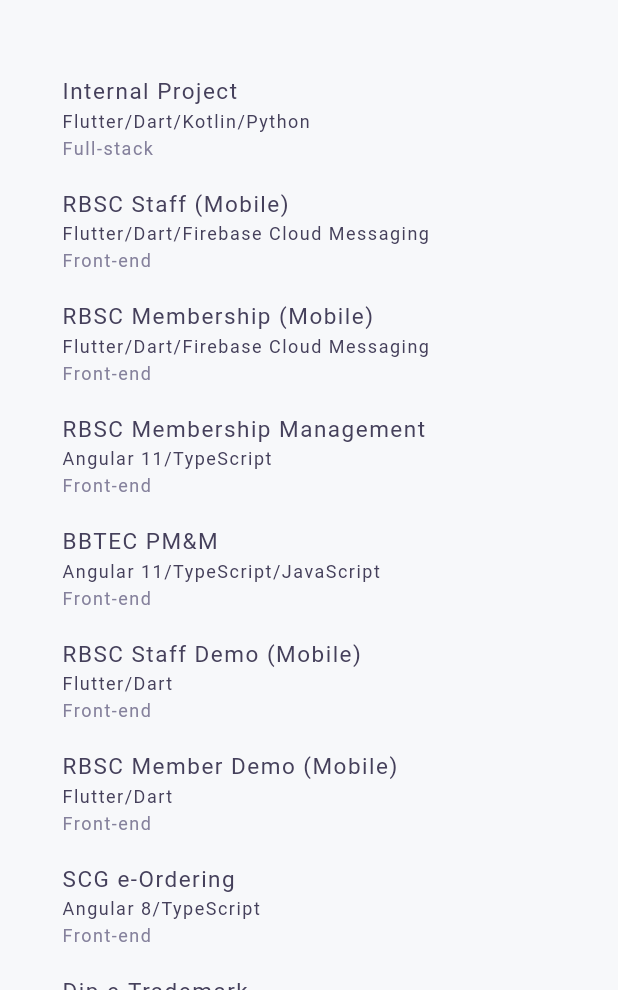
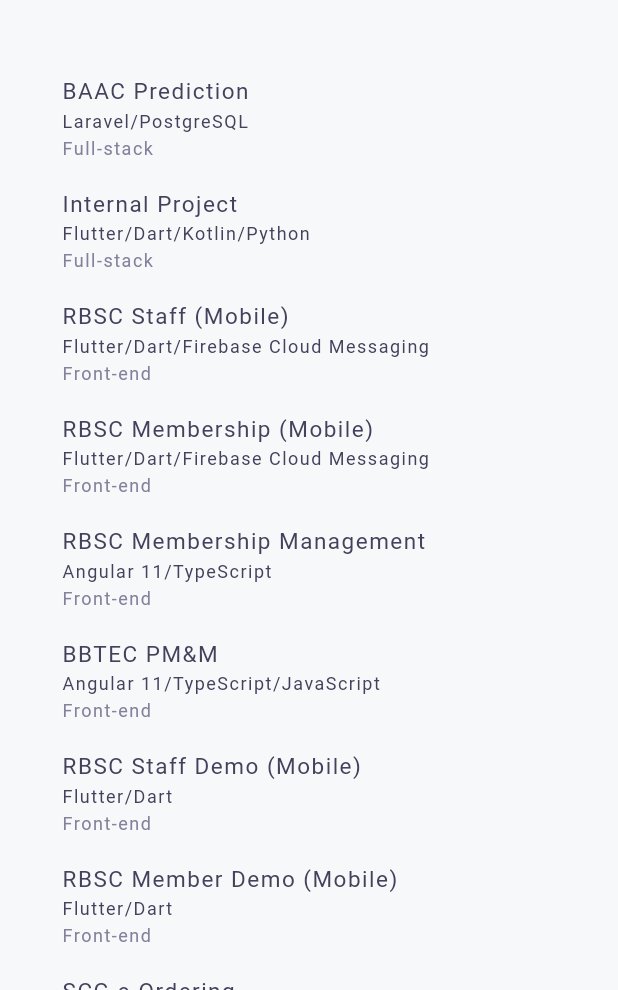
Before and after one commit to MangoStick/portfolio, a Flutter app: the AboutPage screen opened by its route, on a phone screen of 412 x 824 dp, the part 246-1236 px from its top. Run offline on Flutter 3.47's test engine with Material 2 defaults, Android fonts, the phone set to English and light mode, and no system bars; our stand-ins replace font_awesome_flutter; missing offline and left inert: dart:html; Roboto replaces fonts that are missing (NexaBold, NexaLight, ProductSans).

Commit message:
Update about.dart

```diff
--- a/lib/ui/about.dart
+++ b/lib/ui/about.dart
@@ -295,6 +295,12 @@ class AboutPage extends StatelessWidget {
 
   // Education Methods:---------------------------------------------------------
   final educationList = [
+    Education(
+      'Full-stack',
+      '',
+      'Laravel/PostgreSQL',
+      'BAAC Prediction',
+    ),
     Education(
       'Full-stack',
       '',
```
